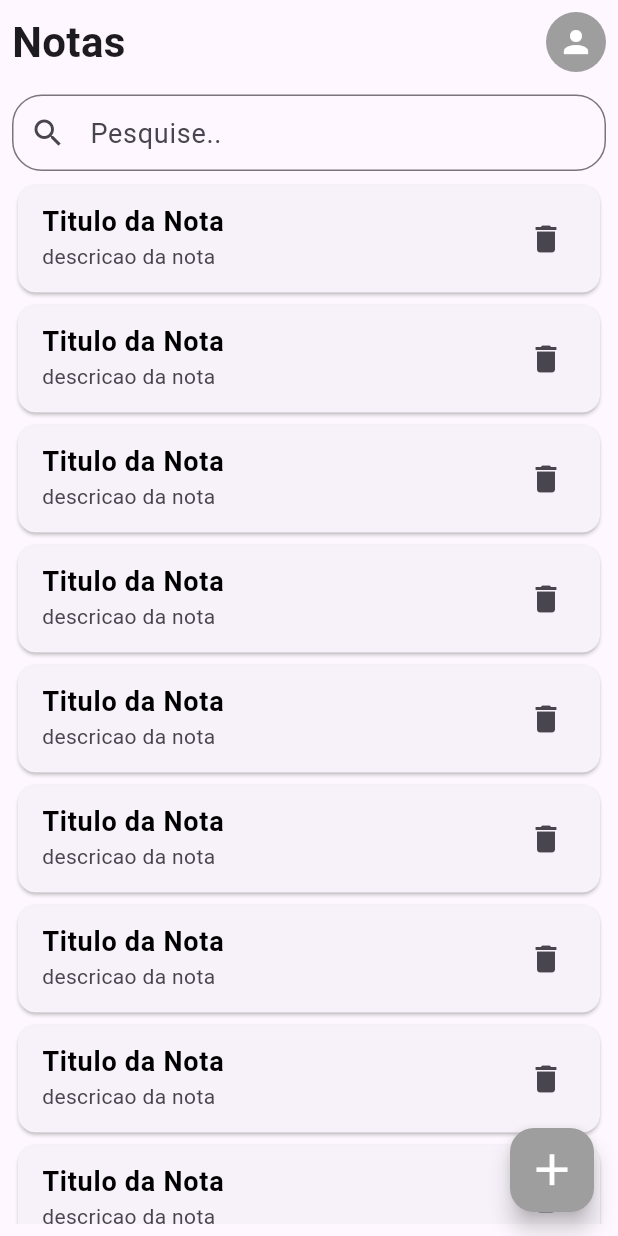
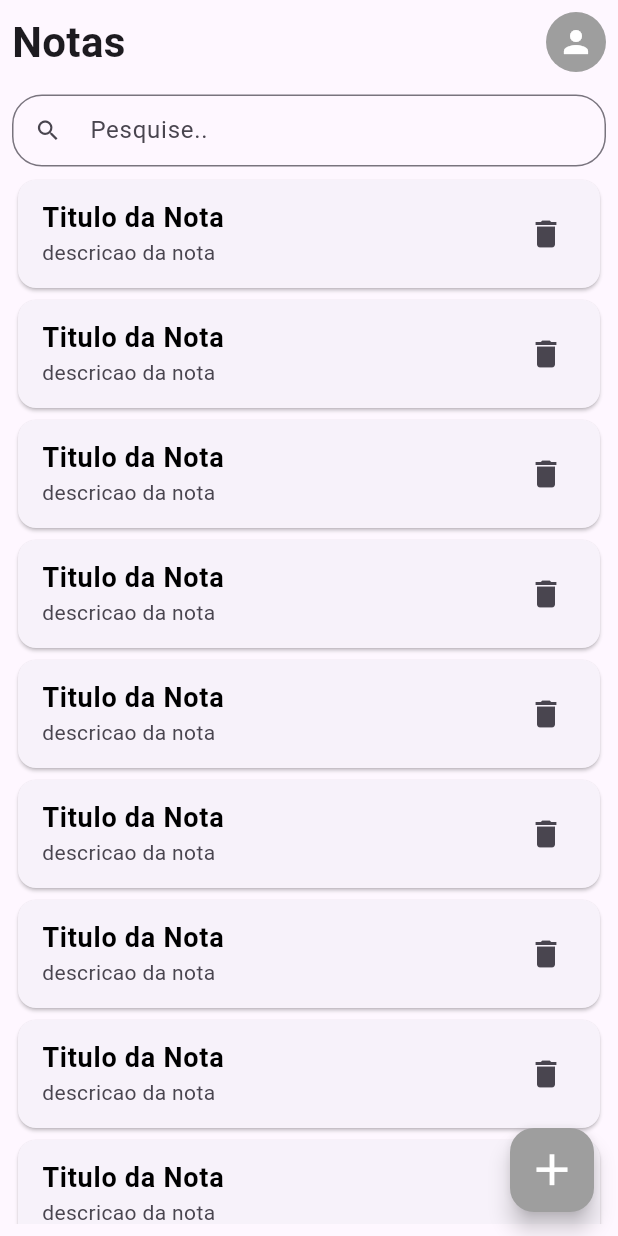
Before and after one commit to marinoricardo/notes_app, a Flutter app: the screen it shows after launch, on a phone screen of 412 x 824 dp. Run offline on Flutter 3.47's test engine with Material 2 defaults, Android fonts, the phone set to English and light mode, and no system bars.

Commit message:
update readme

```diff
--- a/lib/views/home.dart
+++ b/lib/views/home.dart
@@ -38,14 +38,10 @@ class Home extends StatelessWidget {
               ),
               TextFormField(
                 decoration: InputDecoration(
-                  hintStyle: TextStyle(
-                    fontSize: 18,
-                  ),
                   hintText: 'Pesquise..',
                   isDense: true,
                   prefixIcon: Icon(
                     Icons.search,
-                    size: 24,
                   ),
                   border: OutlineInputBorder(
                     borderRadius: BorderRadius.all(
```
Also changed, not shown: 2 other files.
